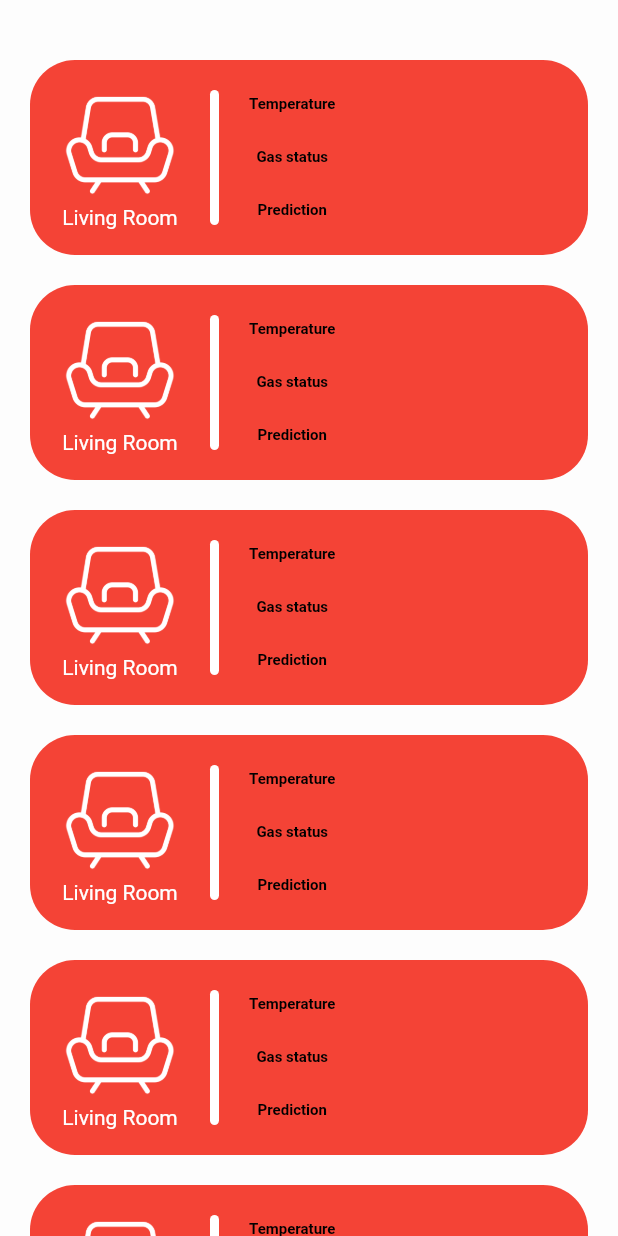
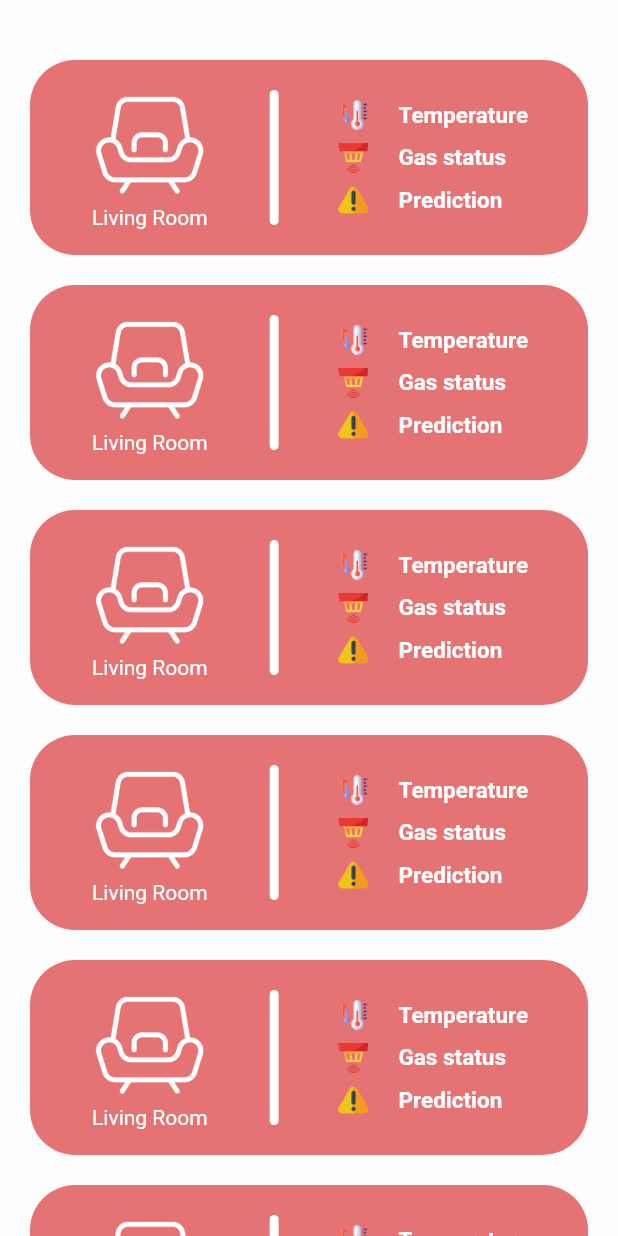
Before and after one commit to trunghieult1807/IOTsProject, a Flutter app: the Rooms screen opened directly, on a phone screen of 412 x 824 dp. Run offline on Flutter 3.47's test engine with Material 2 defaults, Android fonts, the phone set to English and light mode, and no system bars; our stand-ins replace after_layout, animated_bottom_navigation_bar, firebase_auth, firebase_core, shared_preferences; accounts and stored records are empty; Roboto replaces fonts that are missing (theme).

Commit message:
Add wrapper, nav bar, toggle login, theme

```diff
--- a/fire_alarm_system/lib/ui/homepage/widgets/rooms_card.dart
+++ b/fire_alarm_system/lib/ui/homepage/widgets/rooms_card.dart
@@ -1,3 +1,4 @@
+import 'package:fire_alarm_system/theme.dart';
 import 'package:fire_alarm_system/ui/homepage/models/room_info.dart';
 import 'package:flutter/material.dart';
 
@@ -21,15 +22,13 @@ class _RoomsCardState extends State<RoomsCard> {
       margin: EdgeInsets.only(bottom: 20),
       decoration: BoxDecoration(
         borderRadius: BorderRadius.circular(30.0),
-        color: Colors.red,
+        color: Colors.red.shade300,
       ),
       child: Row(
-        mainAxisAlignment: MainAxisAlignment.start,
+        mainAxisAlignment: MainAxisAlignment.spaceEvenly,
         crossAxisAlignment: CrossAxisAlignment.center,
         children: <Widget>[
-          Padding(
-            padding: const EdgeInsets.only(left: 20, right: 20),
-            child: Column(
+          Column(
             mainAxisAlignment: MainAxisAlignment.center,
             children: [
               Container(
@@ -46,7 +45,6 @@ class _RoomsCardState extends State<RoomsCard> {
               )
             ],
           ),
-          ),
           Container(
             height: 90,
             width: 6,
@@ -58,14 +56,27 @@ class _RoomsCardState extends State<RoomsCard> {
                   end: Alignment.bottomLeft,
                 )),
           ),
+          Container(
+            child: Column(
+              mainAxisAlignment: MainAxisAlignment.spaceEvenly,
+              crossAxisAlignment: CrossAxisAlignment.start,
+              children: [
+                SizedBox(
+                  height: 10,
+                ),
+                Row(
+                  children: [
+                    Container(
+                      height: 20,
+                      width: 20,
+                      child: Image(
+                        image:
+                            AssetImage('assets/images/icons/temperature.png'),
+                      ),
+                    ),
                     SizedBox(
                       width: 20,
                     ),
-          Container(
-            child: Column(
-              mainAxisAlignment: MainAxisAlignment.spaceEvenly,
-              crossAxisAlignment: CrossAxisAlignment.center,
-              children: [
                     Container(
                       child: Text(
                         "Temperature",
@@ -73,11 +84,26 @@ class _RoomsCardState extends State<RoomsCard> {
                         overflow: TextOverflow.ellipsis,
                         style: TextStyle(
                           fontFamily: 'theme',
-                      fontSize: 10.0,
-                      color: Colors.black,
+                          fontSize: 15.0,
+                          color: LightThemeColors.primary,
                           fontWeight: FontWeight.w600,
                         ),
                       ),
+                    ),
+                  ],
+                ),
+                Row(
+                  children: [
+                    Container(
+                      height: 20,
+                      width: 20,
+                      child: Image(
+                        image:
+                            AssetImage('assets/images/icons/sensor.png'),
+                      ),
+                    ),
+                    SizedBox(
+                      width: 20,
                     ),
                     Container(
                       child: Text(
@@ -86,11 +112,26 @@ class _RoomsCardState extends State<RoomsCard> {
                         overflow: TextOverflow.ellipsis,
                         style: TextStyle(
                           fontFamily: 'theme',
-                      fontSize: 10.0,
-                      color: Colors.black,
+                          fontSize: 15.0,
+                          color: LightThemeColors.primary,
                           fontWeight: FontWeight.w600,
                         ),
                       ),
+                    ),
+                  ],
+                ),
+                Row(
+                  children: [
+                    Container(
+                      height: 20,
+                      width: 20,
+                      child: Image(
+                        image:
+                            AssetImage('assets/images/icons/prediction_warning.png'),
+                      ),
+                    ),
+                    SizedBox(
+                      width: 20,
                     ),
                     Container(
                       child: Text(
@@ -99,11 +140,16 @@ class _RoomsCardState extends State<RoomsCard> {
                         overflow: TextOverflow.ellipsis,
                         style: TextStyle(
                           fontFamily: 'theme',
-                      fontSize: 10.0,
-                      color: Colors.black,
+                          fontSize: 15.0,
+                          color: LightThemeColors.primary,
                           fontWeight: FontWeight.w600,
                         ),
                       ),
+                    ),
+                  ],
+                ),
+                SizedBox(
+                  height: 10,
                 ),
               ],
             ),
```
Lines whose indentation alone changed are shown as unchanged.
